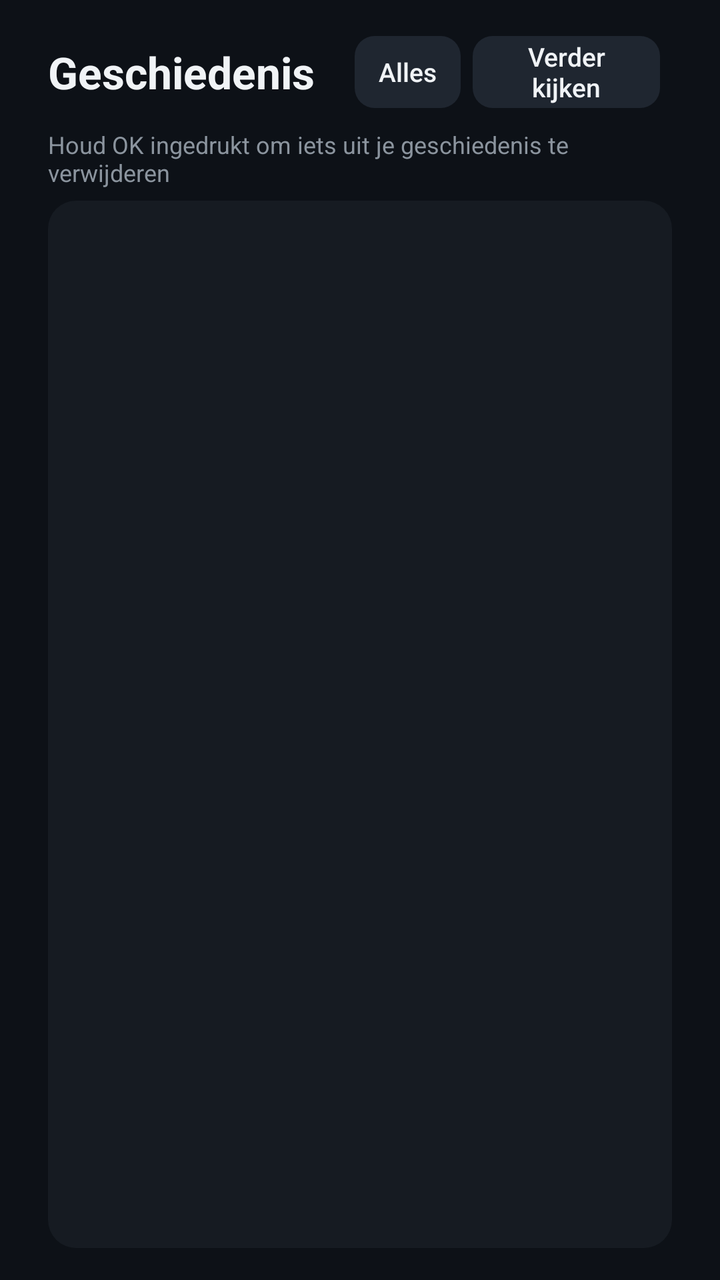
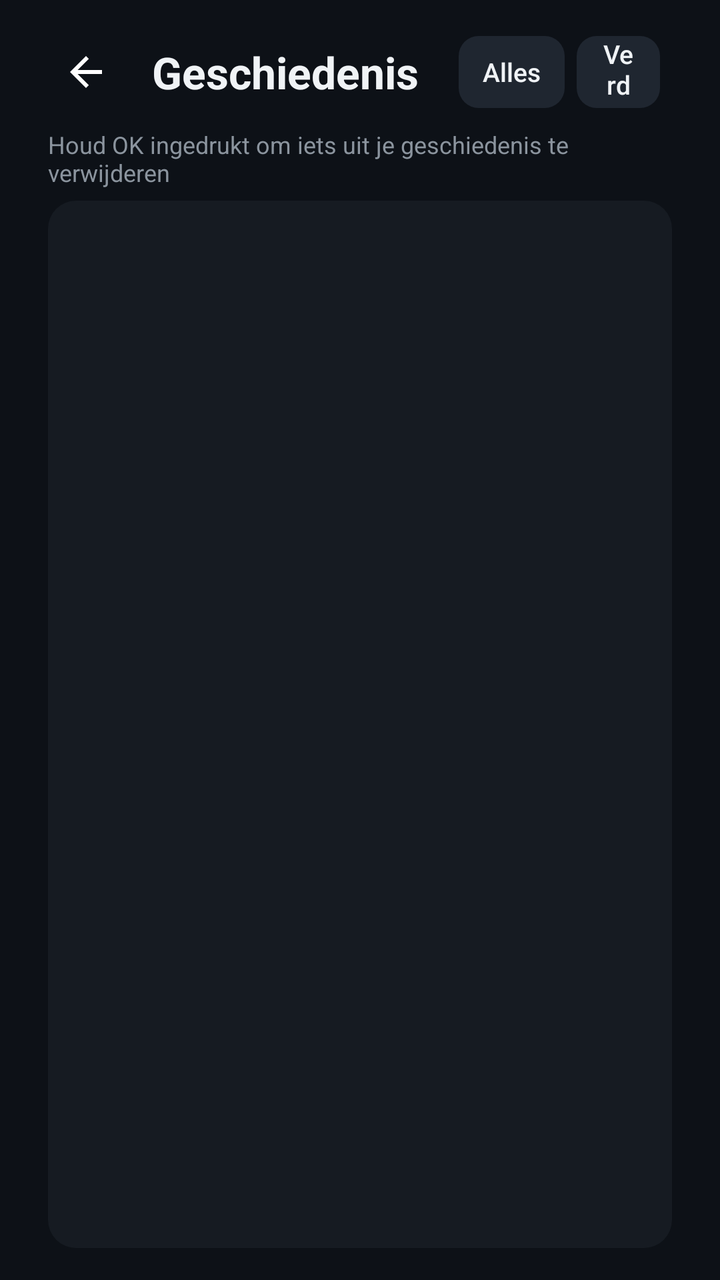

Before-and-after screenshots of an Android layout around one commit, followed by the original layout XML and the change that was made.
<!-- AndroidManifest.xml: application theme AppTheme -->
<!-- res/layout/activity_history.xml -->
<?xml version="1.0" encoding="utf-8"?>
<LinearLayout xmlns:android="http://schemas.android.com/apk/res/android"
    android:layout_width="match_parent"
    android:layout_height="match_parent"
    android:background="@color/bg"
    android:orientation="vertical"
    android:paddingStart="24dp"
    android:paddingTop="16dp"
    android:paddingEnd="24dp"
    android:paddingBottom="16dp">

    <LinearLayout
        android:layout_width="match_parent"
        android:layout_height="40dp"
        android:gravity="center_vertical"
        android:orientation="horizontal">

        <TextView
            android:layout_width="wrap_content"
            android:layout_height="wrap_content"
            android:layout_marginEnd="20dp"
            android:text="Geschiedenis"
            android:textColor="@color/text"
            android:textSize="22sp"
            android:textStyle="bold" />

        <Button android:id="@+id/fAll" style="@style/Tab" android:text="Alles" />
        <Button android:id="@+id/fResume" style="@style/Tab" android:text="Verder kijken" />
        <Button android:id="@+id/fVod" style="@style/Tab" android:text="Films &amp; series" />
        <Button android:id="@+id/fLive" style="@style/Tab" android:text="Live tv" />

        <View
            android:layout_width="0dp"
            android:layout_height="1dp"
            android:layout_weight="1" />

        <Button android:id="@+id/clearBtn" style="@style/Tab" android:layout_marginEnd="0dp" android:drawableStart="@drawable/ic_delete" android:drawablePadding="8dp" android:drawableTint="@color/nav_text" android:text="Geschiedenis wissen" />
    </LinearLayout>

    <TextView
        android:id="@+id/subtitle"
        android:layout_width="match_parent"
        android:layout_height="wrap_content"
        android:layout_marginTop="8dp"
        android:layout_marginBottom="6dp"
        android:text="Houd OK ingedrukt om iets uit je geschiedenis te verwijderen"
        android:textColor="@color/muted"
        android:textSize="12sp" />

    <FrameLayout
        android:layout_width="match_parent"
        android:layout_height="0dp"
        android:layout_weight="1"
        android:background="@drawable/panel_bg">

        <androidx.recyclerview.widget.RecyclerView
            android:id="@+id/list"
            android:layout_width="match_parent"
            android:layout_height="match_parent"
            android:clipToPadding="false"
            android:padding="4dp" />

        <TextView
            android:id="@+id/empty"
            android:layout_width="match_parent"
            android:layout_height="match_parent"
            android:gravity="center"
            android:text="Nog niets bekeken."
            android:textColor="@color/muted"
            android:textSize="15sp"
            android:visibility="gone" />
    </FrameLayout>
</LinearLayout>
<!-- resources referenced by this layout -->
<resources>
  <color name="bg">#0D1117</color>
  <color name="muted">#8B949E</color>
  <color name="text">#F0F3F6</color>
  <!-- drawable ic_delete (drawable) -->
  <?xml version="1.0" encoding="utf-8"?>
  <vector xmlns:android="http://schemas.android.com/apk/res/android"
      android:width="20dp"
      android:height="20dp"
      android:viewportWidth="24"
      android:viewportHeight="24">
      <path android:fillColor="#FFFFFFFF" android:pathData="M6,19c0,1.1 0.9,2 2,2h8c1.1,0 2,-0.9 2,-2V7H6v12zM19,4h-3.5l-1,-1h-5l-1,1H5v2h14V4z" />
  </vector>
  <!-- drawable panel_bg (drawable) -->
  <?xml version="1.0" encoding="utf-8"?>
  <shape xmlns:android="http://schemas.android.com/apk/res/android">
      <solid android:color="@color/panel" />
      <corners android:radius="14dp" />
  </shape>
  <style name="Tab">
          <item name="android:layout_width">wrap_content</item>
          <item name="android:layout_height">36dp</item>
          <item name="android:layout_marginEnd">6dp</item>
          <item name="android:minWidth">0dp</item>
          <item name="android:minHeight">0dp</item>
          <item name="android:paddingStart">12dp</item>
          <item name="android:paddingEnd">12dp</item>
          <item name="android:background">@drawable/btn_bg</item>
          <item name="android:textAllCaps">false</item>
          <item name="android:textColor">@color/text</item>
          <item name="android:textSize">13sp</item>
          <item name="android:stateListAnimator">@null</item>
      </style>
  <style name="AppTheme" parent="android:Theme.Material.NoActionBar.Fullscreen">
          <item name="android:windowBackground">@color/bg</item>
          <item name="android:colorAccent">@color/accent</item>
          <item name="android:colorPrimary">@color/bg</item>
          <item name="android:textColor">@color/text</item>
      </style>
  <color name="panel">#161B22</color>
  <!-- drawable btn_bg (drawable) -->
  <?xml version="1.0" encoding="utf-8"?>
  <selector xmlns:android="http://schemas.android.com/apk/res/android">
      <item android:state_focused="true">
          <shape><solid android:color="@color/accent" /><corners android:radius="10dp" /></shape>
      </item>
      <item android:state_activated="true">
          <shape>
              <solid android:color="@color/panel2" />
              <stroke android:width="2dp" android:color="@color/accent" />
              <corners android:radius="10dp" />
          </shape>
      </item>
      <item android:state_enabled="false">
          <shape><solid android:color="@color/panel" /><corners android:radius="10dp" /></shape>
      </item>
      <item>
          <shape><solid android:color="@color/panel2" /><corners android:radius="10dp" /></shape>
      </item>
  </selector>
  <color name="accent">#2F81F7</color>
  <color name="panel2">#1F2630</color>
</resources>

<!-- the commit's change to res/layout/activity_history.xml (unified diff, before → after) -->
@@ -14,6 +14,18 @@
         android:layout_height="40dp"
         android:gravity="center_vertical"
         android:orientation="horizontal">
+        <ImageButton
+            android:id="@+id/backBtn"
+            android:layout_width="38dp"
+            android:layout_height="38dp"
+            android:layout_marginEnd="14dp"
+            android:background="@drawable/nav_bg"
+            android:contentDescription="Terug"
+            android:padding="7dp"
+            android:scaleType="fitCenter"
+            android:src="@drawable/ic_arrow_back"
+            android:tint="@color/nav_text" />
+
 
         <TextView
             android:layout_width="wrap_content"
<!-- resource entries referenced after the edit -->
@@ -3,6 +3,15 @@
   <color name="bg">#0D1117</color>
   <color name="muted">#8B949E</color>
   <color name="text">#F0F3F6</color>
+  <!-- drawable ic_arrow_back (drawable) -->
+  <?xml version="1.0" encoding="utf-8"?>
+  <vector xmlns:android="http://schemas.android.com/apk/res/android"
+      android:width="20dp"
+      android:height="20dp"
+      android:viewportWidth="24"
+      android:viewportHeight="24">
+      <path android:fillColor="#FFFFFFFF" android:pathData="M20,11H7.83l5.59,-5.59L12,4l-8,8 8,8 1.41,-1.41L7.83,13H20v-2z" />
+  </vector>
   <!-- drawable ic_delete (drawable) -->
   <?xml version="1.0" encoding="utf-8"?>
   <vector xmlns:android="http://schemas.android.com/apk/res/android"
@@ -12,6 +21,19 @@
       android:viewportHeight="24">
       <path android:fillColor="#FFFFFFFF" android:pathData="M6,19c0,1.1 0.9,2 2,2h8c1.1,0 2,-0.9 2,-2V7H6v12zM19,4h-3.5l-1,-1h-5l-1,1H5v2h14V4z" />
   </vector>
+  <!-- drawable nav_bg (drawable) -->
+  <?xml version="1.0" encoding="utf-8"?>
+  <selector xmlns:android="http://schemas.android.com/apk/res/android">
+      <item android:state_focused="true">
+          <shape><solid android:color="#FFFFFFFF" /><corners android:radius="18dp" /></shape>
+      </item>
+      <item android:state_activated="true">
+          <shape><solid android:color="#33FFFFFF" /><corners android:radius="18dp" /></shape>
+      </item>
+      <item>
+          <shape><solid android:color="#00000000" /><corners android:radius="18dp" /></shape>
+      </item>
+  </selector>
   <!-- drawable panel_bg (drawable) -->
   <?xml version="1.0" encoding="utf-8"?>
   <shape xmlns:android="http://schemas.android.com/apk/res/android">
